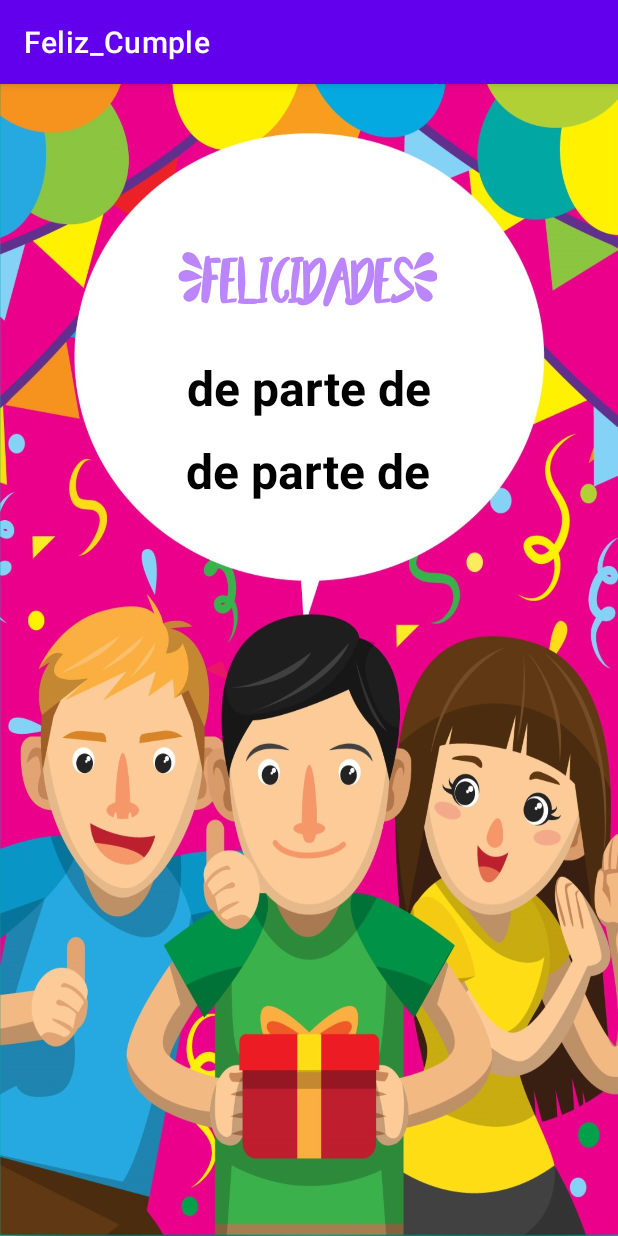
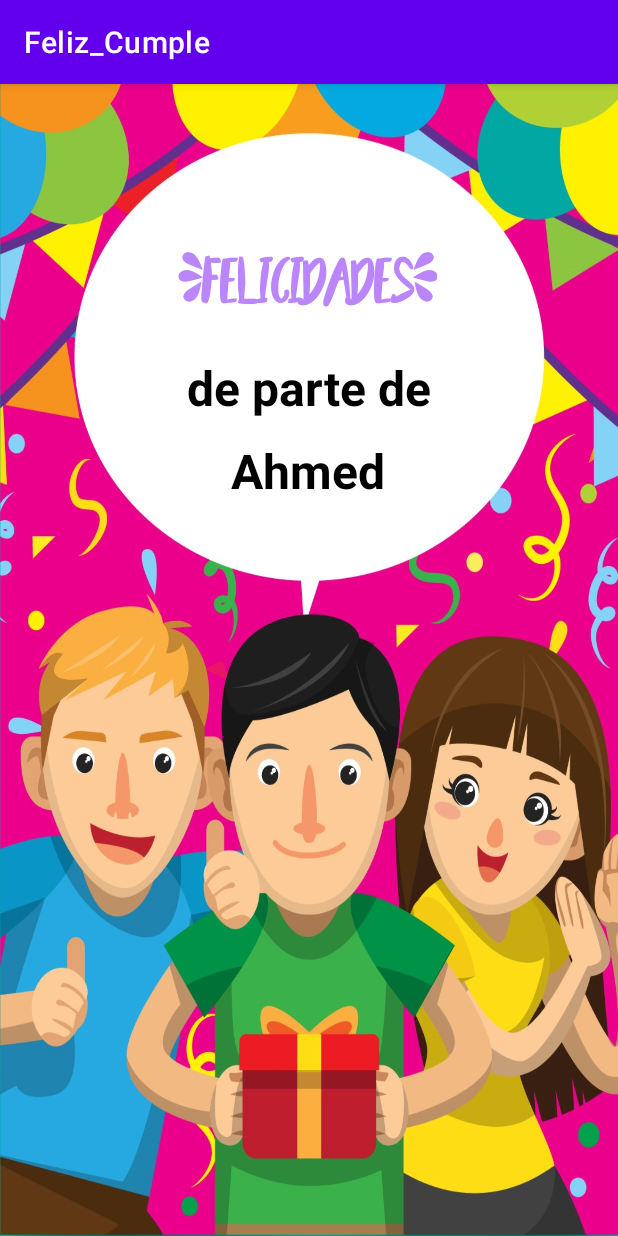
Before and after one commit to AhmedDaali/FelizCumple, an Android app: the screen it shows after launch (MainActivity), on a phone screen of 412 x 824 dp. Run offline under Robolectric (Android 15) with nearby library versions, the light colour scheme and no system bars.

Commit message:
Tercer commit

```diff
--- a/app/src/main/java/com/example/feliz_cumple/MainActivity.java
+++ b/app/src/main/java/com/example/feliz_cumple/MainActivity.java
@@ -14,6 +14,6 @@ public class MainActivity extends AppCompatActivity {
         setContentView(R.layout.activity_main);
 
         MediaPlayer mediaPlayer = MediaPlayer.create(this,R.raw.happy_birthday);
-        mediaPlayer.start();
+        //mediaPlayer.start();
     }
 }
--- a/app/src/main/res/values/strings.xml
+++ b/app/src/main/res/values/strings.xml
@@ -2,5 +2,5 @@
     <string name="app_name">Feliz_Cumple</string>
     <string name="felicidades">{FELICIDADES}</string>
     <string name="de_parte_de">de parte de</string>
-    <string name="ahmed">de parte de</string>
+    <string name="ahmed">Ahmed</string>
 </resources>
```
